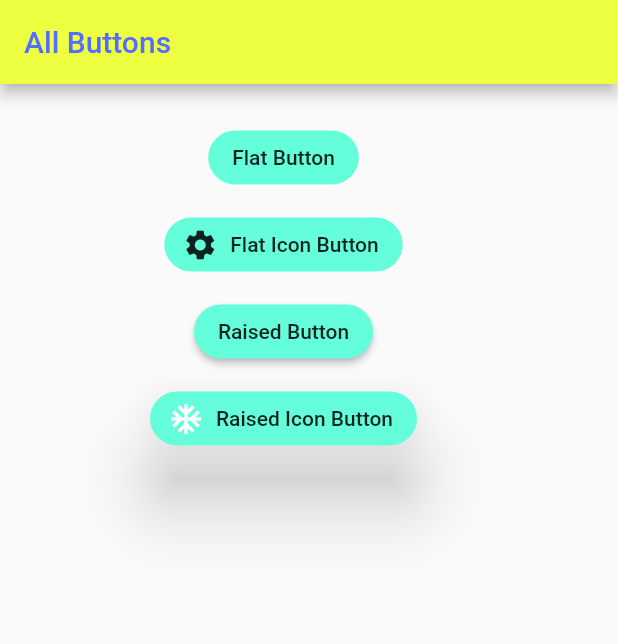
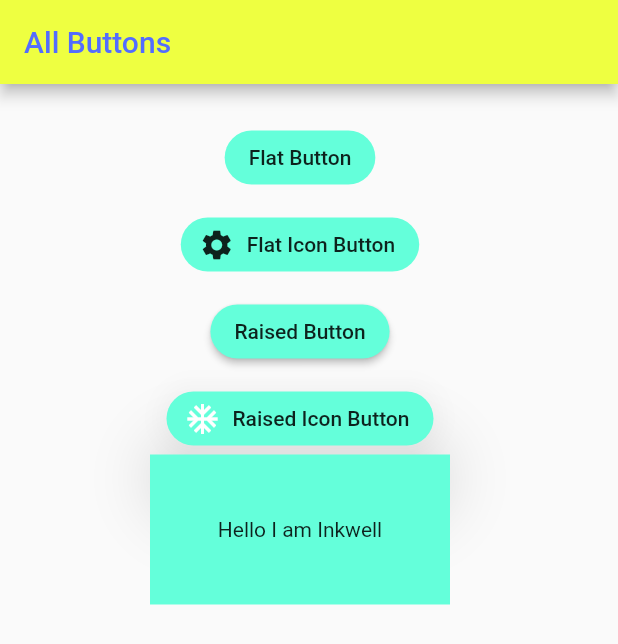
Before and after one commit to Er-Jrsingh/fluty_learn, a Flutter app: the screen it shows after launch, on a phone screen of 412 x 824 dp. Shown: the top 644 px of the screen. Run offline on Flutter 3.47's test engine with Material 2 defaults, Android fonts, the phone set to English and light mode, and no system bars.

Commit message:
Type 5  InkWell Button

```diff
--- a/lib/main.dart
+++ b/lib/main.dart
@@ -62,6 +62,18 @@ class MyApp extends StatelessWidget{
                  print("I am Raised Icon button");
                }),
 
+               /* InkWell Button*/
+
+                     InkWell(
+                 onTap: (){print("I am inkwell ");},
+                                child: Container(
+                   height:100,width:200,
+                   color:Colors.tealAccent,
+                   child:Center(child: Text("Hello I am Inkwell"))
+                 ),
+               ),
+               SizedBox(height:20),
+
           ],),
         )
       ),
```
